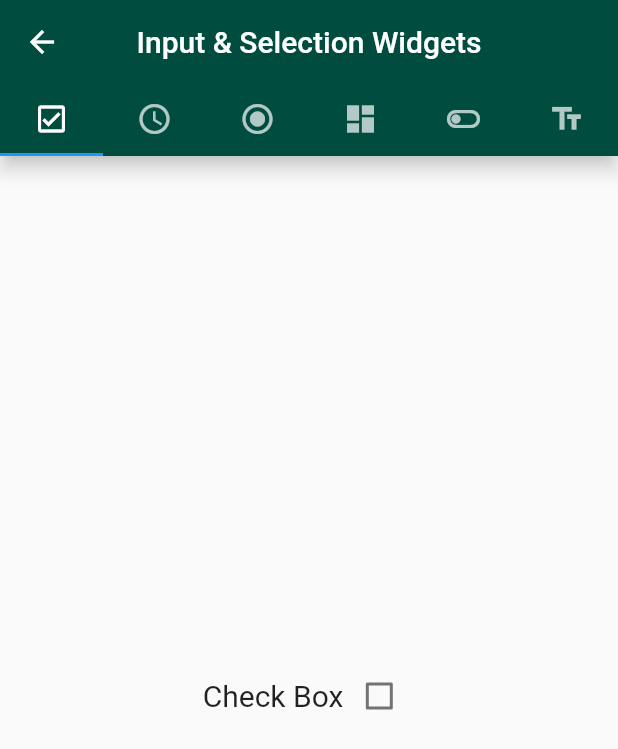
After one commit to ayeshatahirme/Tab-Bar-Flutter, a Flutter app: the InputSelectionAppBar screen opened directly, on a phone screen of 412 x 824 dp. The commit adds this screen. Shown: the top 749 px of the screen. Run offline on Flutter 3.47's test engine with Material 2 defaults, Android fonts, the phone set to English and light mode, and no system bars; our stand-ins replace flutter_switch.

Commit message:
🎈 Final commit

```diff
--- /dev/null
+++ b/lib/inputSelectionWidgetTabs.dart
@@ -0,0 +1,212 @@
+import 'package:flutter_switch/flutter_switch.dart';
+import 'package:flutter/material.dart';
+import 'package:http/http.dart' as http;
+import 'dart:convert';
+
+class InputSelectionAppBar extends StatefulWidget {
+  @override
+  _InputSelectionAppBarState createState() => _InputSelectionAppBarState();
+}
+
+class _InputSelectionAppBarState extends State<InputSelectionAppBar> {
+  // Declaring variables
+  bool valuefirst = false;
+  DateTime currentDate = DateTime.now();
+  String colorVal = '';
+  double _currentSliderValue = 20;
+  bool isSwitched = false;
+
+  // Function for date picker
+  Future<void> _selectDate(BuildContext context) async {
+    final DateTime pickedDate = await showDatePicker(
+        context: context,
+        initialDate: currentDate,
+        firstDate: DateTime(2015),
+        lastDate: DateTime(2050));
+    if (pickedDate != null && pickedDate != currentDate)
+      setState(() {
+        currentDate = pickedDate;
+      });
+  }
+
+  @override
+  Widget build(BuildContext context) {
+    return DefaultTabController(
+      initialIndex: 0,
+      length: 6,
+
+      child: Scaffold(
+        appBar: AppBar(
+          title: Text('Input & Selection Widgets'),
+          centerTitle: true,
+          backgroundColor: Colors.teal[900],
+          elevation: 5,
+          shadowColor: Colors.grey[300],
+          bottom: const TabBar(
+            tabs: [
+              Tab(
+                icon: Icon(Icons.check_box_outlined),
+              ),
+              Tab(
+                icon: Icon(Icons.access_time_outlined),
+              ),
+              Tab(
+                icon: Icon(Icons.radio_button_checked),
+              ),
+              Tab(
+                icon: Icon(Icons.dashboard),
+              ),
+              Tab(
+                icon: Icon(Icons.toggle_off_outlined),
+              ),
+              Tab(
+                icon: Icon(Icons.text_fields),
+              ),
+            ],
+          ),
+        ),
+        body: TabBarView(
+          children: [
+            Center(
+              child: Row(
+                    mainAxisAlignment: MainAxisAlignment.center,
+                    children: [
+                      Text(
+                        "Check Box",
+                        style: TextStyle(
+                          fontSize: 20,
+                        ),
+                        ),
+                      Checkbox(
+                        checkColor: Colors.white,
+                        activeColor: Colors.teal,
+                        value: valuefirst,
+                        onChanged: (bool value) {
+                          setState((){
+                            this.valuefirst = value;
+                            }
+                          );
+                        }
+                      )
+                    ]
+                  )
+            ),
+            Center(
+              child: Column(
+                mainAxisSize: MainAxisSize.min,
+                children: <Widget>[
+                  Text(currentDate.toString()),
+                  SizedBox(
+                    height: 20.0,
+                  ),
+                  RaisedButton(
+                    onPressed: () => _selectDate(context),
+                    child: Text('Select date'),
+                  ),
+                ],
+              ),
+            ),
+            Center(
+              child: Row(
+                mainAxisAlignment: MainAxisAlignment.center,
+                children: [
+                  Radio(
+                    value: 'teal',
+                    groupValue: colorVal,
+                    onChanged: (val){
+                      colorVal = val;
+                      setState(() {
+                      });
+                    },
+                  ),
+                  Text(
+                    'Radio Button',
+                    style: TextStyle(
+                      fontSize: 20,
+                    ),
+                    )
+                ]
+              )
+            ),
+            Center(
+              child: Slider(
+                value: _currentSliderValue,
+                min: 0,
+                max: 100,
+                divisions: 10,
+                label: _currentSliderValue.round().toString(),
+                onChanged: (double value) {
+                  setState(() {
+                    _currentSliderValue = value;
+                  });
+                },
+              ),
+            ),
+            Center(
+              child: Column(
+                mainAxisAlignment: MainAxisAlignment.center,
+                children: [
+                  Switch(
+                  value: isSwitched,
+                  onChanged: (value){
+                    setState(() {
+                      isSwitched=value;
+                      print(isSwitched);
+                    });
+                  },
+                  activeTrackColor: Colors.green,
+                  activeColor: Colors.teal,
+                ),
+                  SizedBox(height: 15.0,),
+                  Text(
+                    'Toggle Switch',
+                    style: TextStyle(
+                      color: Colors.teal,
+                      fontSize: 20.0
+                      ),
+                    )
+                ]
+              )
+            ),
+            Center(
+              child: Column(
+                children: <Widget>[
+                  SizedBox(
+                    height: 10,
+                  ),
+                  Padding(
+                    padding: EdgeInsets.all(15),
+                    child: TextField(
+                      decoration: InputDecoration(
+                        border: OutlineInputBorder(),
+                        labelText: 'Username',
+                        hintText: 'Enter Username',
+                      ),
+                    ),
+                  ),
+                  Padding(
+                    padding: EdgeInsets.all(15),
+                    child: TextField(
+                      obscureText: true,
+                      decoration: InputDecoration(
+                        border: OutlineInputBorder(),
+                        labelText: 'Password',
+                        hintText: 'Enter Password',
+                      ),
+                    ),
+                  ),
+                  RaisedButton(
+                    textColor: Colors.white,
+                    color: Colors.teal,
+                    child: Text('OK'),
+                    onPressed: (){},
+                  )
+                ],
+              )
+            )
+          ]
+        )
+      ),
+    );
+  }
+}
--- a/pubspec.yaml
+++ b/pubspec.yaml
@@ -23,6 +23,7 @@ environment:
 dependencies:
   flutter:
     sdk: flutter
+  flutter_switch: ^0.3.1
 
 
   # The following adds the Cupertino Icons font to your application.
```
Also changed, not shown: lib/addRecord.dart (deleted, +0 -30 lines), lib/buttonWidgetTabs.dart (added, +142 -0 lines), lib/listRecords.dart (deleted, +0 -21 lines), lib/main.dart (+16 -18 lines), pubspec.lock.
